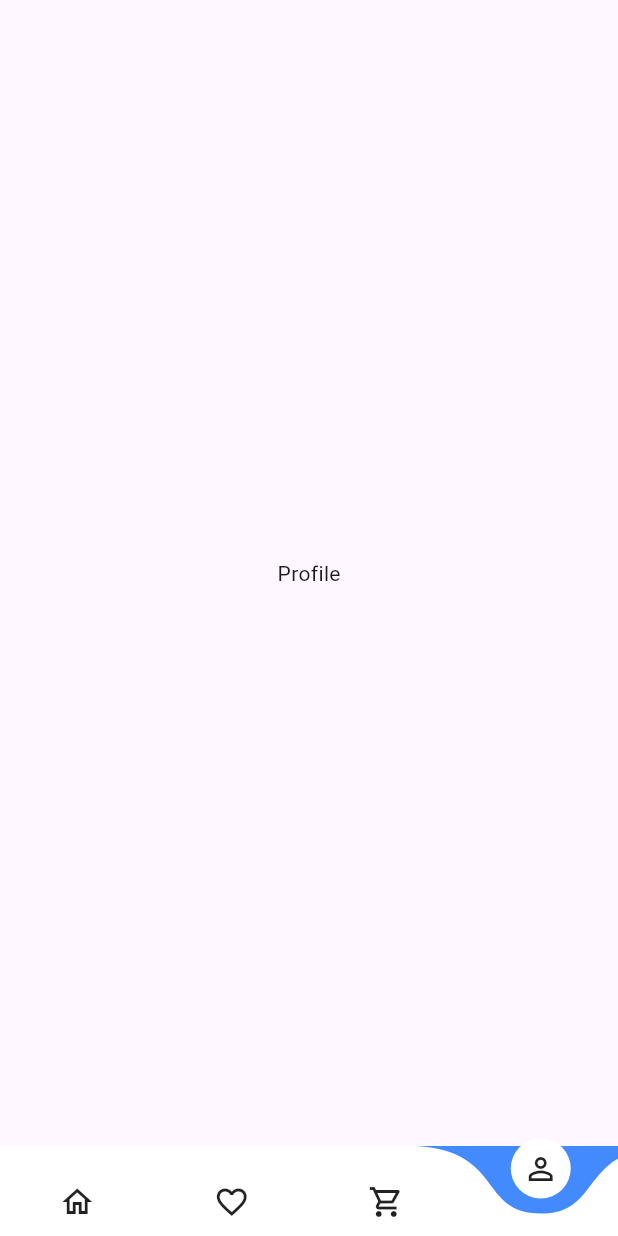
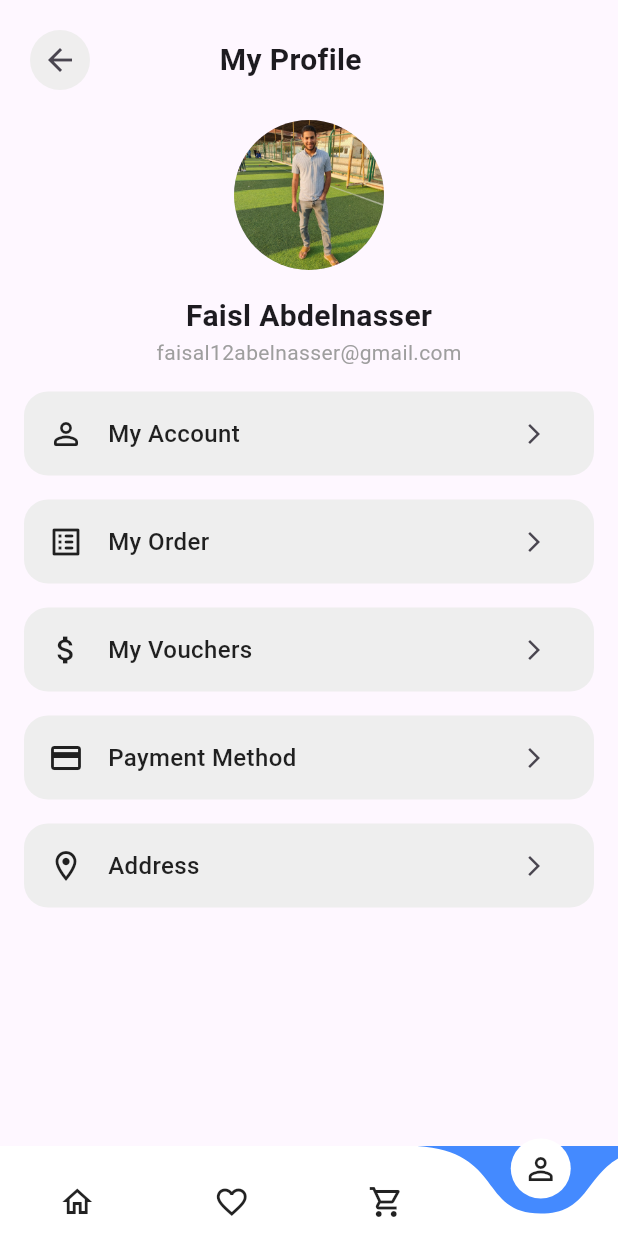
Before and after one commit to faisal-abdelnase/supermarket-delivery, a Flutter app: the HomeView screen opened by its route, item 4 of the bottom bar chosen, on a phone screen of 412 x 824 dp. Run offline on Flutter 3.47's test engine with Material 3 defaults, Android fonts, the light colour scheme and no system bars; drawn by our look-alikes of curved_navigation_bar; our stand-ins replace dotted_border, flutter_rating_bar, font_awesome_flutter, percent_indicator, pin_code_fields, shared_preferences; accounts and stored records are empty.

Commit message:
add profile information

```diff
--- a/lib/features/payment/presentation/view/widgets/checkout_info.dart
+++ b/lib/core/utils/widgets/card_info.dart
@@ -1,7 +1,7 @@
 import 'package:flutter/material.dart';
 
-class ChekoutInfo extends StatelessWidget {
-  const ChekoutInfo({
+class CardInfo extends StatelessWidget {
+  const CardInfo({
     super.key, required this.prefixIcon, required this.suffixIcon, required this.text, required this.onPressed,
   });
 
@@ -29,6 +29,7 @@ class ChekoutInfo extends StatelessWidget {
               style: TextStyle(
                 fontSize: 16,
                 color: Colors.black87,
+                fontWeight: FontWeight.w500,
               ),
               overflow: TextOverflow.ellipsis,
             ),
@@ -37,7 +38,7 @@ class ChekoutInfo extends StatelessWidget {
 
           IconButton(
             onPressed: onPressed,
-            icon: Icon(suffixIcon, size: 16, color: Colors.black38),)
+            icon: Icon(suffixIcon, size: 16),)
         ],
       ),
     );
--- a/lib/features/home/presentation/view/home_view.dart
+++ b/lib/features/home/presentation/view/home_view.dart
@@ -2,6 +2,7 @@ import 'package:curved_navigation_bar/curved_navigation_bar.dart';
 import 'package:flutter/material.dart';
 import 'package:super_market_app/features/home/presentation/view/home_details_view.dart';
 import 'package:super_market_app/features/payment/presentation/view/my_cart.dart';
+import 'package:super_market_app/features/profile/presentation/view/my_profile_view.dart';
 
 
 class HomeView extends StatefulWidget {
@@ -20,7 +21,7 @@ class _HomeViewState extends State<HomeView> {
     const HomeDetailsView(),
     const Center(child: Text("Favorite")),
     const MyCart(),
-    const Center(child: Text("Profile")),
+    const MyProfileView(),
   ];
 
   @override
--- a/lib/features/payment/presentation/view/checkout_view.dart
+++ b/lib/features/payment/presentation/view/checkout_view.dart
@@ -2,7 +2,7 @@ import 'package:flutter/material.dart';
 import 'package:super_market_app/core/utils/widgets/custom_arrow_back_button.dart';
 import 'package:super_market_app/core/utils/widgets/custom_elvated_button.dart';
 import 'package:super_market_app/features/payment/presentation/view/delivery_address_view.dart';
-import 'package:super_market_app/features/payment/presentation/view/widgets/checkout_info.dart';
+import 'package:super_market_app/core/utils/widgets/card_info.dart';
 import 'package:super_market_app/features/payment/presentation/view/widgets/custom_list_view_card_info.dart';
 import 'package:super_market_app/features/payment/presentation/view/widgets/reset_cart.dart';
 
@@ -40,7 +40,7 @@ class CheckoutView extends StatelessWidget {
 
                 Text("Delivery Address", style: TextStyle(fontSize: 20, fontWeight: FontWeight.bold),),
 
-                ChekoutInfo(
+                CardInfo(
                   onPressed: () {
                     Navigator.pushNamed(context, DeliveryAddressView.addressViewID);
                   },
@@ -51,7 +51,7 @@ class CheckoutView extends StatelessWidget {
 
                   Text("Payment Method", style: TextStyle(fontSize: 20, fontWeight: FontWeight.bold),),
 
-                  ChekoutInfo(
+                  CardInfo(
                     onPressed: () {
 
                     },
--- a/lib/features/payment/presentation/view/my_cart.dart
+++ b/lib/features/payment/presentation/view/my_cart.dart
@@ -8,16 +8,11 @@ import 'package:super_market_app/features/payment/presentation/view/widgets/cust
 import 'package:super_market_app/features/payment/presentation/view/widgets/reset_cart.dart';
 
 
-class MyCart extends StatefulWidget {
+class MyCart extends StatelessWidget {
   const MyCart({super.key});
 
   static const String myCartId = "/my cart id";
 
-  @override
-  State<MyCart> createState() => _MyCartState();
-}
-
-class _MyCartState extends State<MyCart> {
   @override
   Widget build(BuildContext context) {
     return Scaffold(
@@ -41,18 +36,6 @@ class _MyCartState extends State<MyCart> {
 
                 ),
 
-                // ListView.builder(
-                //   physics: NeverScrollableScrollPhysics(),
-                //   padding: EdgeInsets.symmetric(vertical: 16),
-                //   shrinkWrap: true,
-                //   itemCount: CartInfoModel.cartInfoList.length,
-                //   itemBuilder: (context, index) {
-                //   return Padding(
-                //     padding: const EdgeInsets.symmetric(vertical: 8),
-                //     child: CartItem(cartInfoModel: CartInfoModel.cartInfoList[index],),
-                //   );
-                // },),
-
 
                 CustomListViewCardInfo(),
                 CouponCodeTextField(),
--- /dev/null
+++ b/lib/features/profile/presentation/view/my_profile_view.dart
@@ -0,0 +1,52 @@
+import 'package:flutter/material.dart';
+import 'package:super_market_app/core/utils/widgets/custom_arrow_back_button.dart';
+import 'package:super_market_app/features/home/presentation/view/home_view.dart';
+import 'package:super_market_app/features/profile/presentation/view/widgets/profile_info.dart';
+import 'package:super_market_app/features/profile/presentation/view/widgets/profile_user_info.dart';
+
+class MyProfileView extends StatelessWidget {
+  const MyProfileView({super.key});
+
+  static const String myProfileId = "/my profile id";
+
+  @override
+  Widget build(BuildContext context) {
+    return Scaffold(
+      body: SafeArea(
+        top: true,
+        child: Padding(
+          padding: const EdgeInsets.all(16),
+          child: SingleChildScrollView(
+            child: Column(
+              spacing: 16,
+              crossAxisAlignment: CrossAxisAlignment.start,
+              children: [
+                Row(
+                  spacing: MediaQuery.of(context).size.width * 0.2,
+                  children: [
+                    CustomArrowBackButton(onPressed: () {
+                      Navigator.pushReplacementNamed(context, HomeView.homeId);
+                    }),
+                    Text("My Profile", style: TextStyle(fontSize: 20, fontWeight: FontWeight.w600),),
+                  ],
+                ),
+
+
+
+                ProfileUserInfo(),
+
+
+
+                ProfileInfo(),
+
+
+
+
+              ],
+            ),
+          ),
+        ),
+      ),
+    );
+  }
+}
--- /dev/null
+++ b/lib/features/profile/presentation/view/widgets/profile_info.dart
@@ -0,0 +1,55 @@
+import 'package:flutter/material.dart';
+import 'package:super_market_app/core/utils/widgets/card_info.dart';
+
+class ProfileInfo extends StatelessWidget {
+  const ProfileInfo({
+    super.key,
+  });
+
+  @override
+  Widget build(BuildContext context) {
+    return Column(
+      spacing: 16,
+      children: [
+        CardInfo(
+          prefixIcon: Icons.person_outline_rounded,
+          suffixIcon: Icons.arrow_forward_ios,
+          text: "My Account",
+          onPressed: (){}
+          ),
+
+
+          CardInfo(
+          prefixIcon: Icons.list_alt_rounded,
+          suffixIcon: Icons.arrow_forward_ios,
+          text: "My Order",
+          onPressed: (){}
+          ),
+
+
+          CardInfo(
+          prefixIcon: Icons.attach_money,
+          suffixIcon: Icons.arrow_forward_ios,
+          text: "My Vouchers",
+          onPressed: (){}
+          ),
+
+
+          CardInfo(
+          prefixIcon: Icons.payment_outlined,
+          suffixIcon: Icons.arrow_forward_ios,
+          text: "Payment Method",
+          onPressed: (){}
+          ),
+
+
+          CardInfo(
+          prefixIcon: Icons.location_on_outlined,
+          suffixIcon: Icons.arrow_forward_ios,
+          text: "Address",
+          onPressed: (){}
+          ),
+      ],
+    );
+  }
+}
--- /dev/null
+++ b/lib/features/profile/presentation/view/widgets/profile_user_info.dart
@@ -0,0 +1,29 @@
+import 'package:flutter/material.dart';
+
+class ProfileUserInfo extends StatelessWidget {
+  const ProfileUserInfo({
+    super.key,
+  });
+
+  @override
+  Widget build(BuildContext context) {
+    return Center(
+        child: Column(
+          crossAxisAlignment: CrossAxisAlignment.center,
+          children: [
+            CircleAvatar(
+              radius: 50,
+              backgroundImage: AssetImage("assets/images/faisal.jpg"),
+            ),
+
+            const SizedBox(height: 16,),
+
+            Text("Faisl Abdelnasser", style: TextStyle(fontSize: 20, fontWeight: FontWeight.bold),),
+            Text("faisal12abelnasser@gmail.com", style: TextStyle(color: Colors.grey),)
+
+          ],
+        ),
+
+    );
+  }
+}
--- a/lib/main.dart
+++ b/lib/main.dart
@@ -12,6 +12,7 @@ import 'package:super_market_app/features/home/presentation/view/search_by_filte
 import 'package:super_market_app/features/payment/presentation/view/checkout_view.dart';
 import 'package:super_market_app/features/payment/presentation/view/delivery_address_view.dart';
 import 'package:super_market_app/features/payment/presentation/view/my_cart.dart';
+import 'package:super_market_app/features/profile/presentation/view/my_profile_view.dart';
 import 'package:super_market_app/features/splash/presentation/view/splash_view.dart';
 
 void main() {
@@ -41,6 +42,7 @@ class SuperMarketDelivery extends StatelessWidget {
         MyCart.myCartId: (context) => MyCart(),
         CheckoutView.checkoutId : (context) => CheckoutView(),
         DeliveryAddressView.addressViewID : (context) => DeliveryAddressView(),
+        MyProfileView.myProfileId :(context) => MyProfileView(),
       },
     );
   }
```
